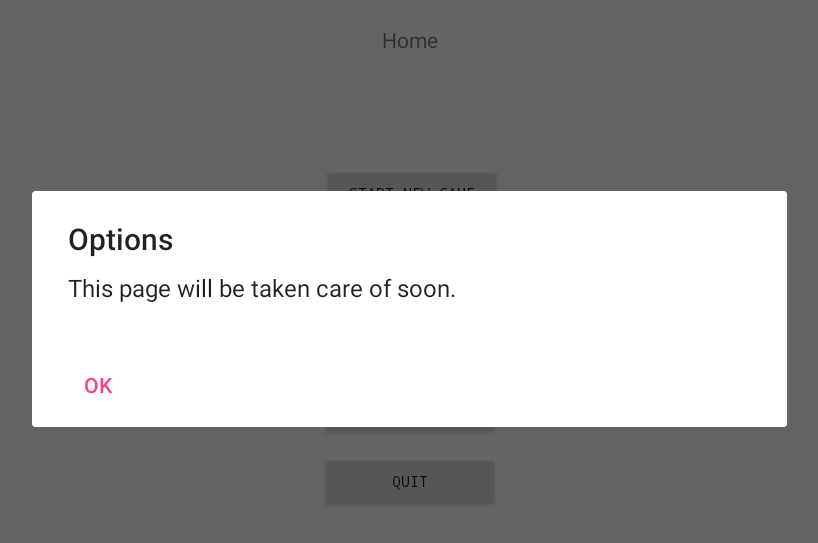
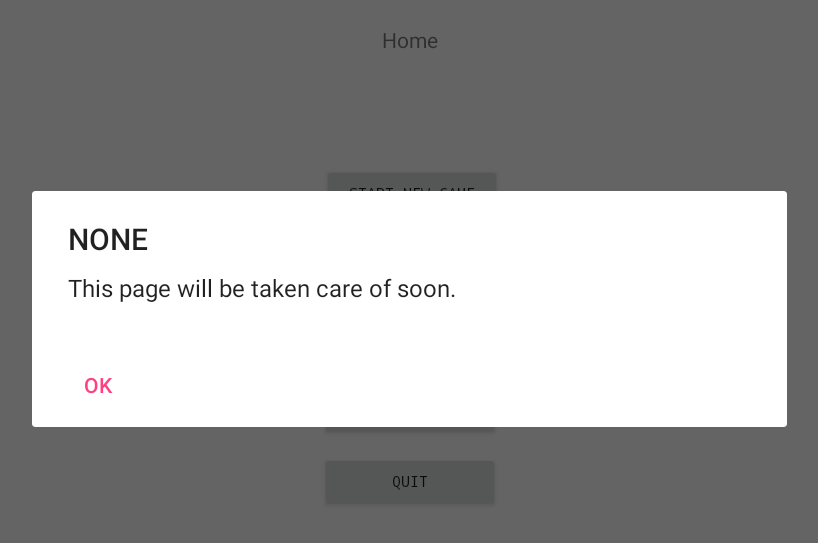
Before and after one commit to Blondwolf/MadMaze, an Android app: the screen it shows after launch (MainActivity), after a tap on "OPTIONS", on a phone screen of 824 x 412 dp (held sideways). Shown: the top 543 px of the screen, without its empty margins (208-1026 px from the left). Run offline under Robolectric (Android 15) with nearby library versions, the phone set to English and light mode, and no system bars.

Commit message:
modification in view redirection.

```diff
--- a/Madmaze/app/src/main/java/madmaze/hearc/ch/madmaze/CustomDialogFragment.java
+++ b/Madmaze/app/src/main/java/madmaze/hearc/ch/madmaze/CustomDialogFragment.java
@@ -4,17 +4,24 @@ import android.app.AlertDialog;
 import android.app.Dialog;
 import android.content.DialogInterface;
 import android.os.Bundle;
-import android.app.DialogFragment;
+import android.support.v4.app.DialogFragment;
+import android.support.v4.app.FragmentTransaction;
+
+
+import madmaze.hearc.ch.madmaze.enums.FragmentType;
+import madmaze.hearc.ch.madmaze.enums.MessageType;
+import madmaze.hearc.ch.madmaze.fragments.FragmentFactory;
 
 public class CustomDialogFragment extends DialogFragment {
 
-    public static CustomDialogFragment newInstance(int destinationFragment,  MessageType type, int message){
+    public static CustomDialogFragment newInstance(FragmentType destinationA, FragmentType destinationB, MessageType type, int message){
 
         CustomDialogFragment dialog = new CustomDialogFragment();
         Bundle args = new Bundle();
 
         //region ARGUMENTS
-        args.putInt("destination", destinationFragment);
+        args.putString("destinationA", destinationA.name());
+        args.putString("destinationB", destinationB.name());
         args.putString("message_type", type.name());
         args.putInt("message", message);
         //endregion ARGUMENTS
@@ -22,29 +29,33 @@ public class CustomDialogFragment extends DialogFragment {
         dialog.setArguments(args);
 
         return dialog;
-
     }
 
     @Override
     public Dialog onCreateDialog(Bundle savedInstanceState){
 
-        final int destination = getArguments().getInt("destination");
+        final String destinationA = getArguments().getString("destinationA");
+        final String destinationB = getArguments().getString("destinationB");
+
         final String type = getArguments().getString("message_type");
         final int message = getArguments().getInt("message");
-
 
         switch (MessageType.valueOf(type)) {
             case REDIRECT_TO_NEW_FRAGMENT:
                 //region A
                 return new AlertDialog.Builder(getActivity())
-                        .setTitle(destination)
+                        .setTitle(destinationA)
                         .setMessage(message)
                         .setPositiveButton(R.string.alert_dialog_ok,
                                 new DialogInterface.OnClickListener() {
                                     public void onClick(DialogInterface dialog, int whichButton) {
                                         //change fragment
                                         dismiss();
-                                        ((MainActivity)getActivity()).setViewPager(destination);
+                                        //
+                                        FragmentTransaction fragmentTransaction = getFragmentManager().beginTransaction();
+                                        fragmentTransaction.replace(R.id.frame_container, FragmentFactory.createFragment(FragmentType.valueOf(destinationA)));
+                                        fragmentTransaction.addToBackStack(null);
+                                        fragmentTransaction.commit();
                                     }
                                 }
                         )
@@ -57,10 +68,35 @@ public class CustomDialogFragment extends DialogFragment {
                         )
                         .show();
                 //endregion A
-            case SIMPLE_MESSAGE:
+            case REDIRECT_TO_TWO_FRAGMENTS:
                 //region B
                 return new AlertDialog.Builder(getActivity())
-                        .setTitle(destination)
+                        .setTitle(destinationA+ " or "+ destinationB)
+                        .setMessage(message)
+                        .setPositiveButton("Yes",
+                                new DialogInterface.OnClickListener() {
+                                    public void onClick(DialogInterface dialog, int whichButton) {
+                                        //change fragment
+                                        dismiss();
+                                        //
+                                    }
+                                }
+                        )
+                        .setNegativeButton("No",
+                                new DialogInterface.OnClickListener() {
+                                    public void onClick(DialogInterface dialog, int whichButton) {
+                                        //change fragment
+                                        dismiss();
+                                        //
+                                    }
+                                }
+                        )
+                        .show();
+                //endregion B
+            case SIMPLE_MESSAGE:
+                //region C
+                return new AlertDialog.Builder(getActivity())
+                        .setTitle(destinationA)
                         .setMessage(message)
                         .setNeutralButton(R.string.alert_dialog_ok,
                                 new DialogInterface.OnClickListener() {
@@ -70,11 +106,11 @@ public class CustomDialogFragment extends DialogFragment {
                                 }
                         )
                         .show();
-                //endregion B
+                //endregion C
             case QUIT:
-                //region C
+                //region D
                 return new AlertDialog.Builder(getActivity())
-                        .setTitle(destination)
+                        .setTitle(destinationA)
                         .setMessage(message)
                         .setPositiveButton(R.string.alert_dialog_ok,
                                 new DialogInterface.OnClickListener() {
@@ -91,7 +127,7 @@ public class CustomDialogFragment extends DialogFragment {
                                 }
                         )
                         .show();
-                //endregion C
+                //endregion D
         }
         return null;
     }
--- a/Madmaze/app/src/main/java/madmaze/hearc/ch/madmaze/MainActivity.java
+++ b/Madmaze/app/src/main/java/madmaze/hearc/ch/madmaze/MainActivity.java
@@ -1,6 +1,7 @@
 package madmaze.hearc.ch.madmaze;
 
 import android.support.v4.app.Fragment;
+import android.support.v4.app.FragmentActivity;
 import android.support.v4.view.ViewPager;
 import android.support.v7.app.AppCompatActivity;
 import android.os.Bundle;
@@ -12,15 +13,9 @@ import madmaze.hearc.ch.madmaze.fragments.HomeFragment;
 import madmaze.hearc.ch.madmaze.fragments.ScoresFragment;
 import madmaze.hearc.ch.madmaze.fragments.ServerListFragment;
 
-public class MainActivity extends AppCompatActivity {
+public class MainActivity extends FragmentActivity {
 
     private static final String TAG = "MainActivity";
-
-    //region ATTRIBUTES
-    private SectionsStatePagerAdapter sectionsStatePagerAdapter;
-    private ViewPager viewPager;
-    //endregion ATTRIBUTES
-
 
     @Override
     protected void onCreate(Bundle savedInstanceState){
@@ -29,28 +24,6 @@ public class MainActivity extends AppCompatActivity {
         setContentView(R.layout.activity_main);
 
         Log.d(TAG, "onCreate: ");
-
-        sectionsStatePagerAdapter = new SectionsStatePagerAdapter(getSupportFragmentManager());
-
-        viewPager = (ViewPager) findViewById(R.id.fragment_container);
-        setupViewPager(viewPager);
     }
 
-    //TODO: change this part to disable swipeability from a fragment to another
-    private void setupViewPager(ViewPager vp){
-
-        SectionsStatePagerAdapter adapter = new SectionsStatePagerAdapter(getSupportFragmentManager());
-
-        adapter.addFragment(new HomeFragment(), "HomeFragment");            //0
-        adapter.addFragment(new GameFragment(), "GameFragment");            //1
-        adapter.addFragment(new ChooseLevelFragment(), "LevelFragment");    //2
-        adapter.addFragment(new ServerListFragment(), "ServerListFragment");//3
-        adapter.addFragment(new ScoresFragment(), "ScoresFragment");        //4
-
-        vp.setAdapter(adapter);
-    }
-
-    public void setViewPager(int fragmentNumber){
-        viewPager.setCurrentItem(fragmentNumber);
-    }
 }
--- a/Madmaze/app/src/main/java/madmaze/hearc/ch/madmaze/SectionsStatePagerAdapter.java
+++ b/Madmaze/app/src/main/java/madmaze/hearc/ch/madmaze/SectionsStatePagerAdapter.java
@@ -1,8 +1,4 @@
 package madmaze.hearc.ch.madmaze;
-
-/**
- * Created by castorcastor on 10.11.2017.
- */
 
 import android.support.v4.app.Fragment;
 import android.support.v4.app.FragmentManager;
--- /dev/null
+++ b/Madmaze/app/src/main/java/madmaze/hearc/ch/madmaze/enums/FragmentType.java
@@ -0,0 +1,10 @@
+package madmaze.hearc.ch.madmaze.enums;
+
+public enum FragmentType {
+    HOME_FRAGMENT,
+    GAME_FRAGMENT,
+    CHOOSE_LEVEL_FRAGMENT,
+    SCORES_FRAGMENT,
+    SERVER_LIST_FRAGMENT,
+    NONE
+}
--- a/Madmaze/app/src/main/java/madmaze/hearc/ch/madmaze/MessageType.java
+++ b/Madmaze/app/src/main/java/madmaze/hearc/ch/madmaze/enums/MessageType.java
@@ -1,11 +1,8 @@
-package madmaze.hearc.ch.madmaze;
-
-/**
- * Created by castorcastor on 10.11.2017.
- */
+package madmaze.hearc.ch.madmaze.enums;
 
 public enum MessageType{
     REDIRECT_TO_NEW_FRAGMENT,
+    REDIRECT_TO_TWO_FRAGMENTS,
     SIMPLE_MESSAGE,
     QUIT
 }
--- a/Madmaze/app/src/main/res/layout/activity_main.xml
+++ b/Madmaze/app/src/main/res/layout/activity_main.xml
@@ -6,10 +6,22 @@
     android:layout_height="match_parent"
     tools:context="madmaze.hearc.ch.madmaze.MainActivity">
 
-    <android.support.v4.view.ViewPager
-        android:id="@+id/fragment_container"
+    <FrameLayout
+        android:id="@+id/frame_container"
         android:layout_width="match_parent"
         android:layout_height="match_parent">
-    </android.support.v4.view.ViewPager>
+
+        <fragment
+            android:name="madmaze.hearc.ch.madmaze.fragments.HomeFragment"
+            android:id="@+id/home_fragment"
+            android:layout_width="match_parent"
+            android:layout_height="match_parent"
+            />
+
+    </FrameLayout>
+
+
+
+
 
 </RelativeLayout>
```
Also changed, not shown: Madmaze/app/src/main/java/madmaze/hearc/ch/madmaze/CustomDialogFragmentWithTwoDestinations.java (deleted, +0 -59 lines), Madmaze/app/src/main/java/madmaze/hearc/ch/madmaze/fragments/ChooseLevelFragment.java (+15 -6 lines), Madmaze/app/src/main/java/madmaze/hearc/ch/madmaze/fragments/FragmentFactory.java (added, +34 -0 lines), Madmaze/app/src/main/java/madmaze/hearc/ch/madmaze/fragments/HomeFragment.java (+16 -16 lines).
